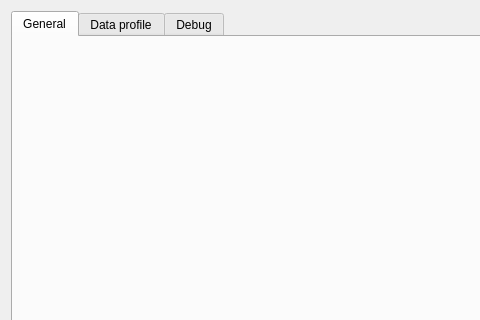
First picture: the form in ui/dialogSettings.ui, repository VCityTeam/3DUSE, before the edit; both pictures show x 0 to 480 and y 0 to 320 of the 1066 by 723 pixel window.
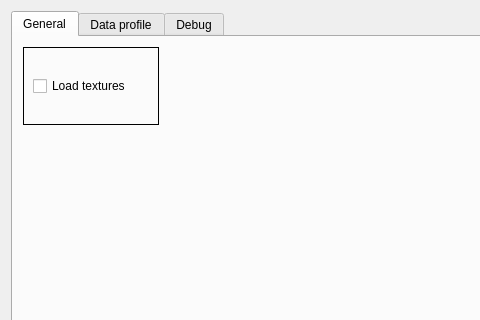
Second picture: the form after the edit.

What changed in the file:
```diff
--- a/ui/dialogSettings.ui
+++ b/ui/dialogSettings.ui
@@ -33,6 +33,28 @@
       <attribute name="title">
        <string>General</string>
       </attribute>
+      <widget class="QFrame" name="frame_8">
+       <property name="geometry">
+        <rect>
+         <x>10</x>
+         <y>10</y>
+         <width>136</width>
+         <height>78</height>
+        </rect>
+       </property>
+       <property name="frameShape">
+        <enum>QFrame::Box</enum>
+       </property>
+       <layout class="QVBoxLayout" name="verticalLayout_6">
+        <item>
+         <widget class="QCheckBox" name="checkBoxTextures">
+          <property name="text">
+           <string>Load textures</string>
+          </property>
+         </widget>
+        </item>
+       </layout>
+      </widget>
      </widget>
      <widget class="QWidget" name="tab_3">
       <attribute name="title">
```
Left out of the diff: 8 changed lines with no effect on the pictures.
